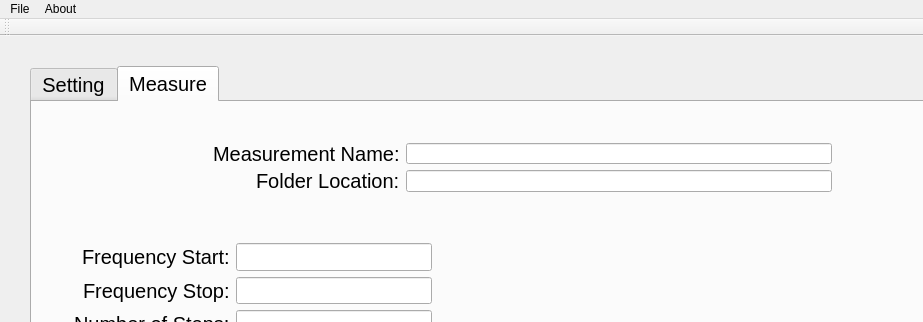
Above: OneToneQt/OneToneQt/OneToneQt.ui from quantum-devices-physics-lab/measurement-instruments-python before the change; both pictures show x 0 to 923 and y 0 to 322 of the 1048 by 706 pixel window. Below: the same form after it.
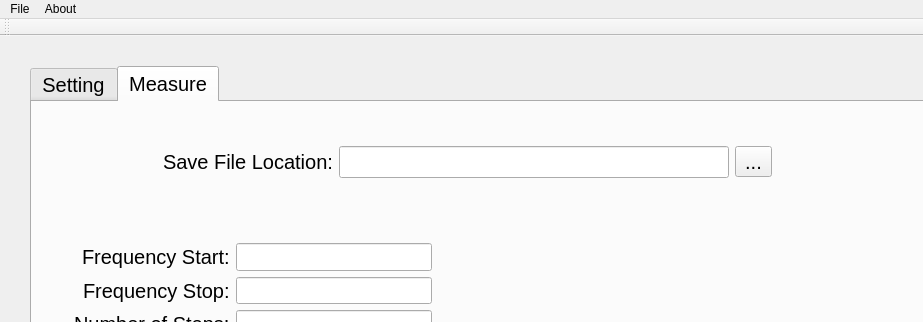
That is the form after the change. Custom widgets are drawn as their Qt base class.

What changed in the file:
```diff
--- a/OneToneQt/OneToneQt/OneToneQt.ui
+++ b/OneToneQt/OneToneQt/OneToneQt.ui
@@ -255,41 +255,6 @@
        </item>
       </layout>
      </widget>
-     <widget class="QWidget" name="formLayoutWidget_2">
-      <property name="geometry">
-       <rect>
-        <x>170</x>
-        <y>30</y>
-        <width>641</width>
-        <height>71</height>
-       </rect>
-      </property>
-      <layout class="QFormLayout" name="formLayout_2">
-       <property name="labelAlignment">
-        <set>Qt::AlignRight|Qt::AlignTrailing|Qt::AlignVCenter</set>
-       </property>
-       <item row="0" column="0">
-        <widget class="QLabel" name="MeasurementNameLabel">
-         <property name="text">
-          <string>Measurement Name:</string>
-         </property>
-        </widget>
-       </item>
-       <item row="0" column="1">
-        <widget class="QLineEdit" name="MeasurementNameEdit"/>
-       </item>
-       <item row="1" column="0">
-        <widget class="QLabel" name="FolderLocationLabel">
-         <property name="text">
-          <string>Folder Location:</string>
-         </property>
-        </widget>
-       </item>
-       <item row="1" column="1">
-        <widget class="QLineEdit" name="FolderLocationEdit"/>
-       </item>
-      </layout>
-     </widget>
      <widget class="QPushButton" name="StopMeasurementButton">
       <property name="enabled">
        <bool>false</bool>
@@ -319,6 +284,35 @@
        <string>Waiting Measurement to Start</string>
       </property>
      </widget>
+     <widget class="QWidget" name="horizontalLayoutWidget">
+      <property name="geometry">
+       <rect>
+        <x>120</x>
+        <y>20</y>
+        <width>631</width>
+        <height>80</height>
+       </rect>
+      </property>
+      <layout class="QHBoxLayout" name="horizontalLayout_2">
+       <item>
+        <widget class="QLabel" name="MeasurementNameLabel">
+         <property name="text">
+          <string>Save File Location:</string>
+         </property>
+        </widget>
+       </item>
+       <item>
+        <widget class="QLineEdit" name="MeasurementNameEdit"/>
+       </item>
+       <item>
+        <widget class="QToolButton" name="toolButton">
+         <property name="text">
+          <string>...</string>
+         </property>
+        </widget>
+       </item>
+      </layout>
+     </widget>
     </widget>
    </widget>
   </widget>
```
